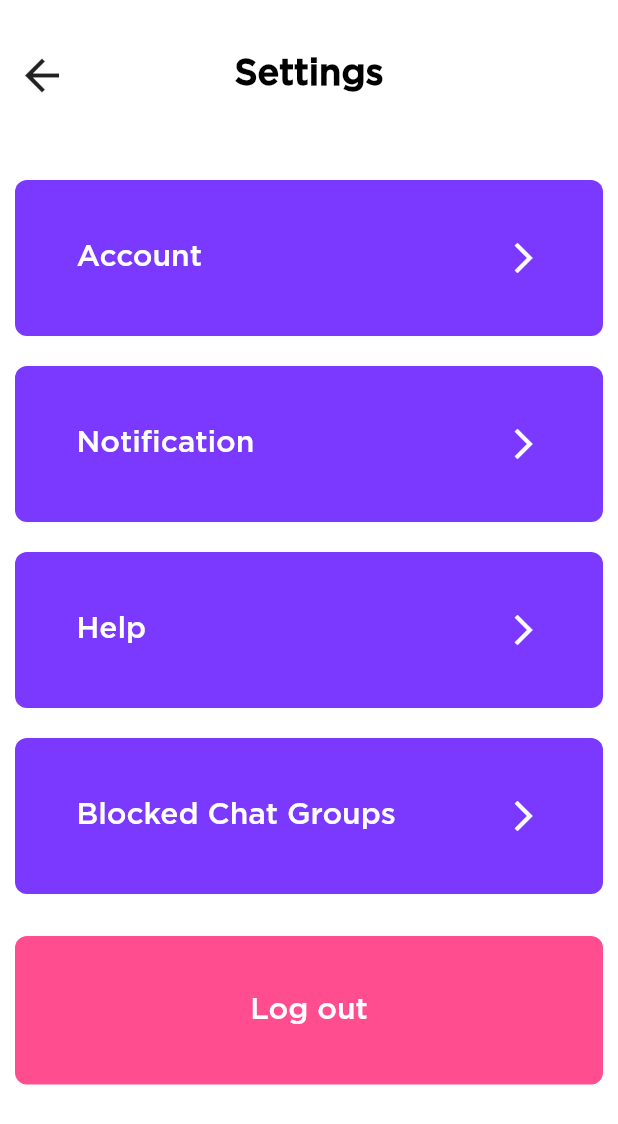
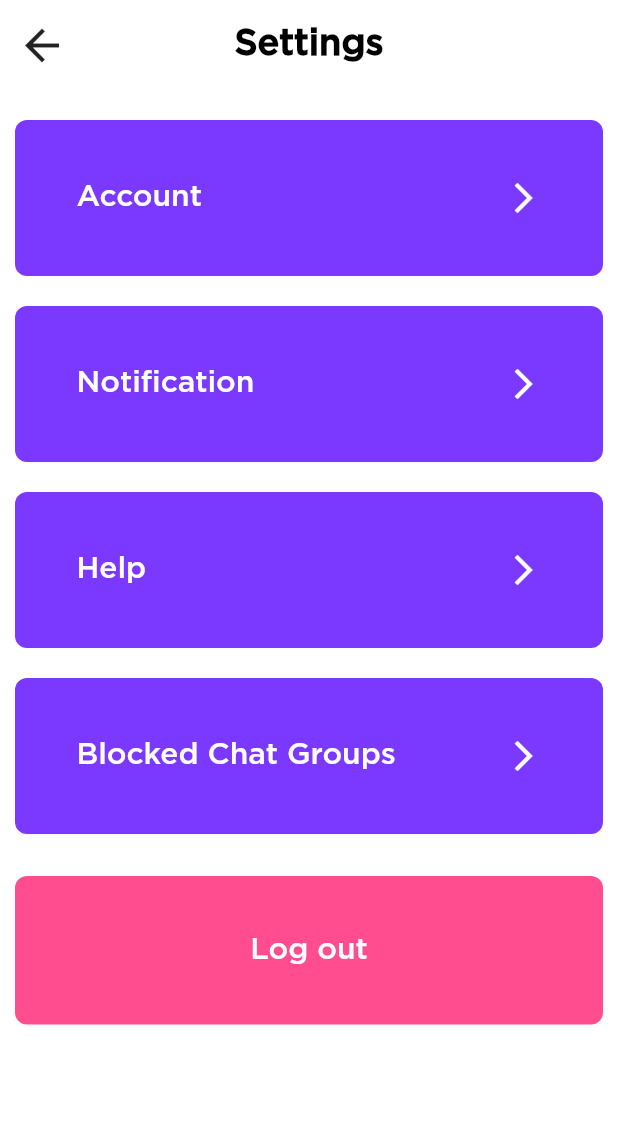
Before and after one commit to khush2003/wismod, a Flutter app: the SettingsView screen opened directly, on a phone screen of 412 x 824 dp. Shown: the top 1124 px of the screen. Run offline on Flutter 3.47's test engine with Material 2 defaults, Android fonts, the phone set to English and light mode, and no system bars; our stand-ins replace cloud_firestore, firebase_auth, firebase_core, firebase_messaging, firebase_storage, flutter_local_notifications and 4 more; accounts and stored records are empty.

Commit message:
More fixes

```diff
--- a/lib/modules/home/views/chat_room.dart
+++ b/lib/modules/home/views/chat_room.dart
@@ -99,7 +99,6 @@ class ChatEvent extends StatelessWidget {
                   Text(
                     event.title,
                     style: const TextStyle(
-                        fontFamily: "Gotham",
                         fontWeight: FontWeight.bold,
                         color: Colors.white,
                         fontSize: 20),
@@ -113,7 +112,6 @@ class ChatEvent extends StatelessWidget {
                               ? '${_chat.latestMessages[event.id!]!.userName}: ${_chat.latestMessages[event.id!]!.message}'
                               : '',
                           style: const TextStyle(
-                            fontFamily: "Gotham",
                             fontWeight: FontWeight.w400,
                             color: Colors.white,
                             fontSize: 16,
--- a/lib/modules/home/views/event_details.dart
+++ b/lib/modules/home/views/event_details.dart
@@ -52,10 +52,10 @@ class EventDetailView extends StatelessWidget {
                               borderRadius: BorderRadius.circular(5),
                               child: Image.network(
                                   eventData().imageUrl ??
-                                      'https://perspectives.agf.com/wp-content/plugins/accelerated-mobile-pages/images/SD-default-image.png',
+                                      placeholderImage,
                                   errorBuilder: (context, error, stackTrace) =>
                                       Image.network(
-                                        'https://perspectives.agf.com/wp-content/plugins/accelerated-mobile-pages/images/SD-default-image.png',
+                                        placeholderImage,
                                         fit: BoxFit.cover,
                                       ),
                                   fit: BoxFit.cover)),
--- a/lib/modules/home/views/setting_pages/settings.dart
+++ b/lib/modules/home/views/setting_pages/settings.dart
@@ -52,13 +52,12 @@ class SettingsView extends StatelessWidget {
       title: const Text(
         "Settings",
         style: TextStyle(
-          fontFamily: "Gotham",
           fontWeight: FontWeight.bold,
           fontSize: 24,
         ),
       ),
       centerTitle: true,
-      toolbarHeight: 100,
+      toolbarHeight: 60,
     );
   }
 }
--- a/lib/routes/routes.dart
+++ b/lib/routes/routes.dart
@@ -65,7 +65,10 @@ final getPages = [
       name: Routes.blockList,
       page: () => BlockListView(),
       transition: Transition.rightToLeft),
-  GetPage(name: Routes.eventDetials, page: () => EventDetailView()),
+  GetPage(
+      name: Routes.eventDetials,
+      page: () => EventDetailView(),
+      transition: Transition.circularReveal),
   GetPage(name: Routes.chatting, page: () => ChattingView()),
   GetPage(
       name: Routes.help,
```
